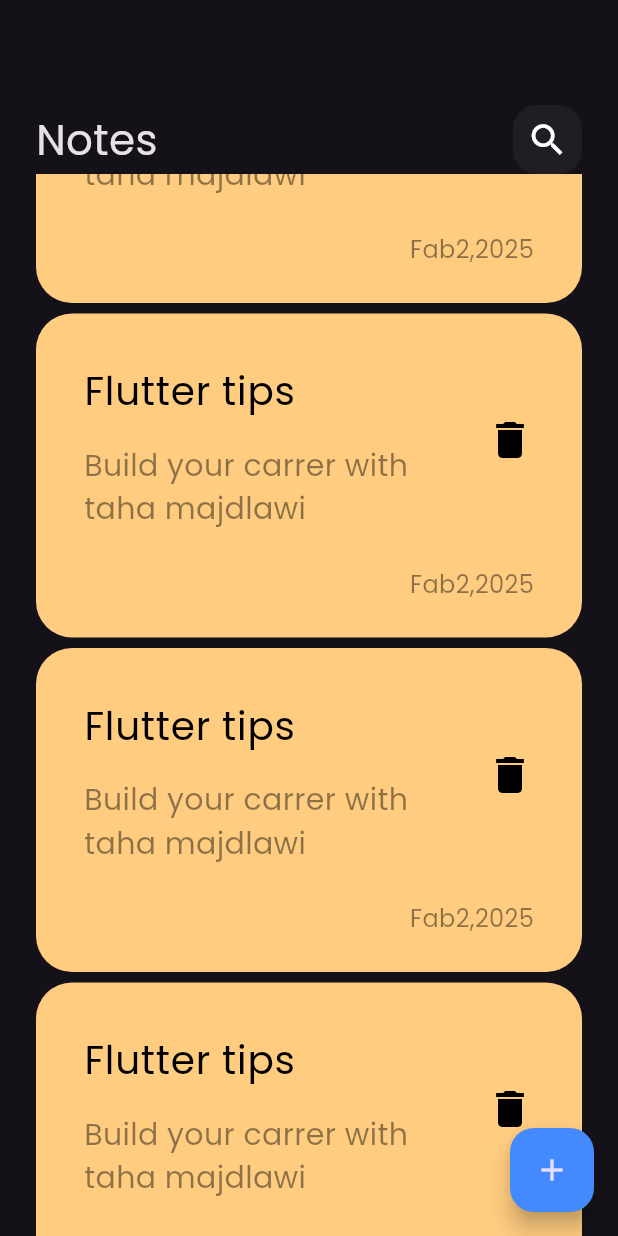
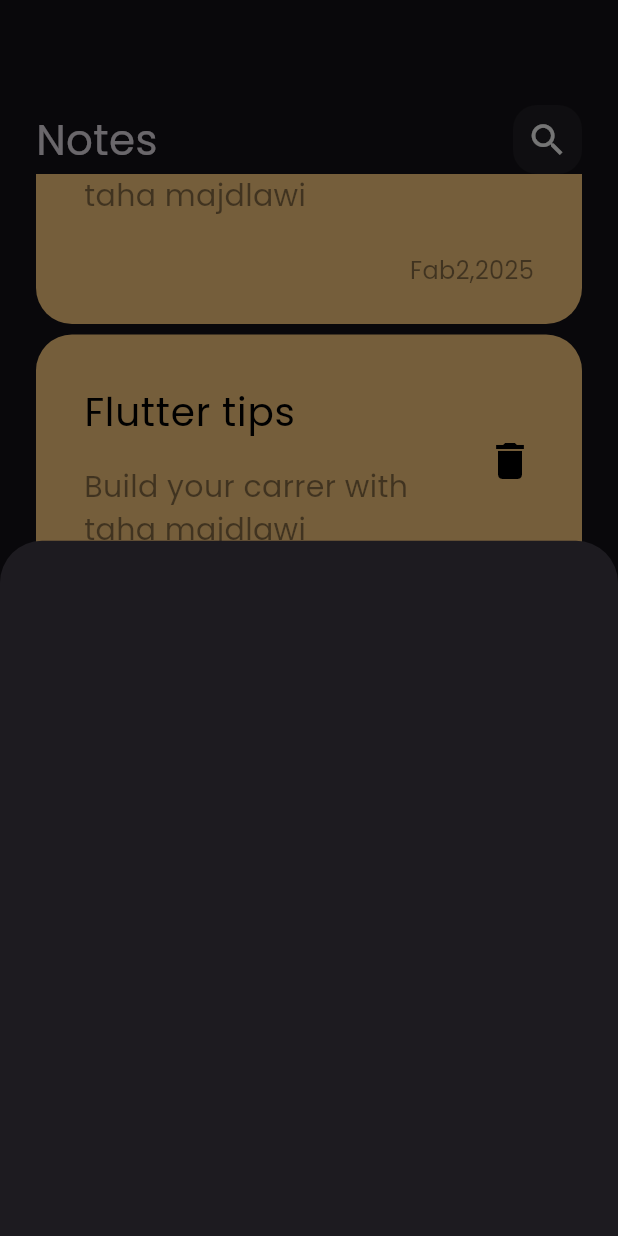
Before and after one commit to taha-majdlawi/note_app, a Flutter app: the screen it shows after launch, scrolled down 576 dp, after a tap on the "add" icon, on a phone screen of 412 x 824 dp. Run offline on Flutter 3.47's test engine with Material 3 defaults, Android fonts, the phone set to English and light mode, and no system bars.

Commit message:
show model bottom sheet

```diff
--- a/lib/views/notes_view.dart
+++ b/lib/views/notes_view.dart
@@ -1,4 +1,5 @@
 import 'package:flutter/material.dart';
+import 'package:note_app/widgets/add_note_bottom_sheet.dart';
 import 'package:note_app/widgets/notes_view_body_widget.dart';
 
 class NotesView extends StatelessWidget {
@@ -9,7 +10,14 @@ class NotesView extends StatelessWidget {
     return Scaffold(
       body: NotesViewBody(),
       floatingActionButton: FloatingActionButton(
-        onPressed: () {},
+        onPressed: () {
+          showModalBottomSheet(
+            context: context,
+            builder: (context) {
+              return AddNoteBottomSheet();
+            },
+          );
+        },
         child: Icon(Icons.add),
         backgroundColor: Colors.blueAccent,
       ),
--- /dev/null
+++ b/lib/widgets/add_note_bottom_sheet.dart
@@ -0,0 +1,10 @@
+import 'package:flutter/material.dart';
+
+class AddNoteBottomSheet extends StatelessWidget {
+  const AddNoteBottomSheet({super.key});
+
+  @override
+  Widget build(BuildContext context) {
+    return  Container();
+  }
+}
--- a/lib/widgets/notes_list_view.dart
+++ b/lib/widgets/notes_list_view.dart
@@ -1,4 +1,3 @@
-
 import 'package:flutter/material.dart';
 import 'package:note_app/widgets/custome_note_item.dart';
 
@@ -7,8 +6,11 @@ class NotesListView extends StatelessWidget {
 
   @override
   Widget build(BuildContext context) {
-    return ListView.builder(itemBuilder: (context, index) {
-      return const NoteItem();
-    });
+    return ListView.builder(
+      itemBuilder: (context, index) {
+        return const NoteItem();
+      },
+      padding: EdgeInsets.only(top: 14),
+    );
   }
 }
```
